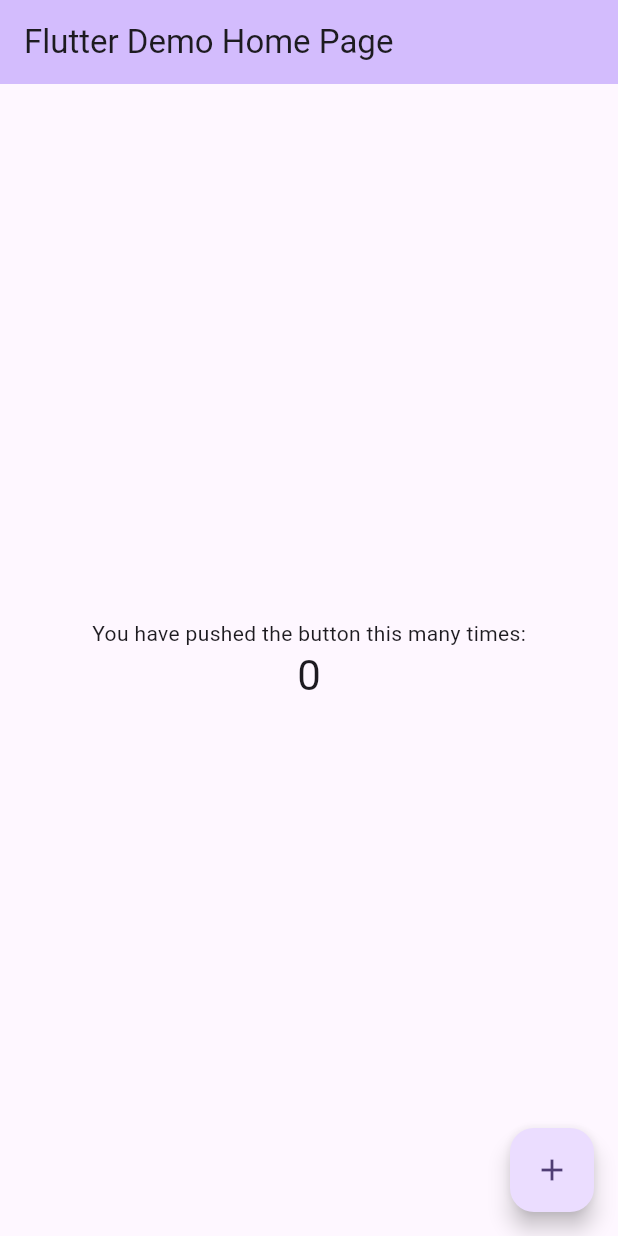
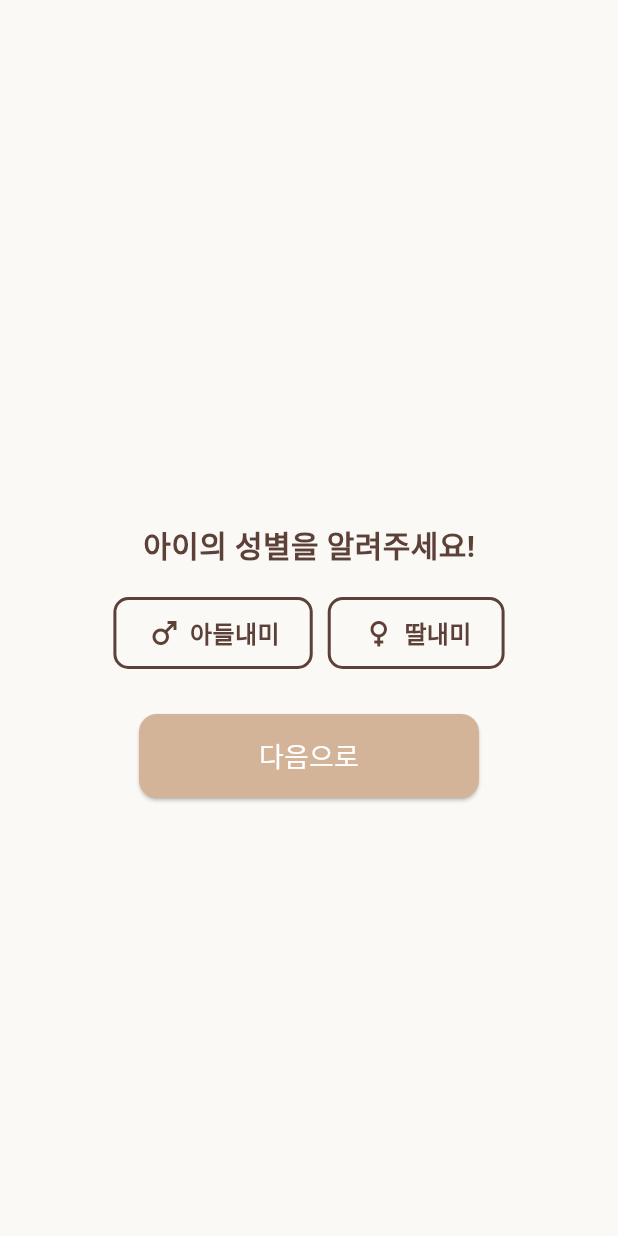
Before and after one commit to CreatorSean/Doggy_Sense, a Flutter app: the screen it shows after launch, on a phone screen of 412 x 824 dp. Run offline on Flutter 3.47's test engine with Material 3 defaults, Android fonts, the phone set to English and light mode, and no system bars.

Commit message:
add : defualt setting

```diff
--- a/doggy_sense/lib/main.dart
+++ b/doggy_sense/lib/main.dart
@@ -7,119 +7,148 @@
 class MyApp extends StatelessWidget {
   const MyApp({super.key});
 
-  // This widget is the root of your application.
   @override
   Widget build(BuildContext context) {
-    return MaterialApp(
-      title: 'Flutter Demo',
-      theme: ThemeData(
-        // This is the theme of your application.
-        //
-        // TRY THIS: Try running your application with "flutter run". You'll see
-        // the application has a purple toolbar. Then, without quitting the app,
-        // try changing the seedColor in the colorScheme below to Colors.green
-        // and then invoke "hot reload" (save your changes or press the "hot
-        // reload" button in a Flutter-supported IDE, or press "r" if you used
-        // the command line to start the app).
-        //
-        // Notice that the counter didn't reset back to zero; the application
-        // state is not lost during the reload. To reset the state, use hot
-        // restart instead.
-        //
-        // This works for code too, not just values: Most code changes can be
-        // tested with just a hot reload.
-        colorScheme: ColorScheme.fromSeed(seedColor: Colors.deepPurple),
-        useMaterial3: true,
-      ),
-      home: const MyHomePage(title: 'Flutter Demo Home Page'),
+    return const MaterialApp(
+      home: GenderSelectionScreen(),
     );
   }
 }
 
-class MyHomePage extends StatefulWidget {
-  const MyHomePage({super.key, required this.title});
-
-  // This widget is the home page of your application. It is stateful, meaning
-  // that it has a State object (defined below) that contains fields that affect
-  // how it looks.
-
-  // This class is the configuration for the state. It holds the values (in this
-  // case the title) provided by the parent (in this case the App widget) and
-  // used by the build method of the State. Fields in a Widget subclass are
-  // always marked "final".
-
-  final String title;
+class GenderSelectionScreen extends StatefulWidget {
+  const GenderSelectionScreen({super.key});
 
   @override
-  State<MyHomePage> createState() => _MyHomePageState();
+  _GenderSelectionScreenState createState() => _GenderSelectionScreenState();
 }
 
-class _MyHomePageState extends State<MyHomePage> {
-  int _counter = 0;
-
-  void _incrementCounter() {
-    setState(() {
-      // This call to setState tells the Flutter framework that something has
-      // changed in this State, which causes it to rerun the build method below
-      // so that the display can reflect the updated values. If we changed
-      // _counter without calling setState(), then the build method would not be
-      // called again, and so nothing would appear to happen.
-      _counter++;
-    });
-  }
+class _GenderSelectionScreenState extends State<GenderSelectionScreen> {
+  String? selectedGender;
 
   @override
   Widget build(BuildContext context) {
-    // This method is rerun every time setState is called, for instance as done
-    // by the _incrementCounter method above.
-    //
-    // The Flutter framework has been optimized to make rerunning build methods
-    // fast, so that you can just rebuild anything that needs updating rather
-    // than having to individually change instances of widgets.
     return Scaffold(
       appBar: AppBar(
-        // TRY THIS: Try changing the color here to a specific color (to
-        // Colors.amber, perhaps?) and trigger a hot reload to see the AppBar
-        // change color while the other colors stay the same.
-        backgroundColor: Theme.of(context).colorScheme.inversePrimary,
-        // Here we take the value from the MyHomePage object that was created by
-        // the App.build method, and use it to set our appbar title.
-        title: Text(widget.title),
+        backgroundColor: Colors.transparent,
+        elevation: 0,
       ),
-      body: Center(
-        // Center is a layout widget. It takes a single child and positions it
-        // in the middle of the parent.
+      backgroundColor: const Color(0xFFFAF9F6), // Warm White background
+      body: Padding(
+        padding: const EdgeInsets.all(16.0),
         child: Column(
-          // Column is also a layout widget. It takes a list of children and
-          // arranges them vertically. By default, it sizes itself to fit its
-          // children horizontally, and tries to be as tall as its parent.
-          //
-          // Column has various properties to control how it sizes itself and
-          // how it positions its children. Here we use mainAxisAlignment to
-          // center the children vertically; the main axis here is the vertical
-          // axis because Columns are vertical (the cross axis would be
-          // horizontal).
-          //
-          // TRY THIS: Invoke "debug painting" (choose the "Toggle Debug Paint"
-          // action in the IDE, or press "p" in the console), to see the
-          // wireframe for each widget.
           mainAxisAlignment: MainAxisAlignment.center,
-          children: <Widget>[
+          children: [
             const Text(
-              'You have pushed the button this many times:',
+              '아이의 성별을 알려주세요!',
+              style: TextStyle(
+                fontSize: 20,
+                fontWeight: FontWeight.bold,
+                color: Color(0xFF5D4037), // 고급스럽고 따뜻한 색감의 텍스트
+              ),
             ),
-            Text(
-              '$_counter',
-              style: Theme.of(context).textTheme.headlineMedium,
+            const SizedBox(height: 20),
+            Row(
+              mainAxisAlignment: MainAxisAlignment.center,
+              children: [
+                // 아들내미 버튼
+                GenderButton(
+                  label: '아들내미',
+                  icon: Icons.male, // 남성 아이콘
+                  isSelected: selectedGender == '아들내미',
+                  onTap: () {
+                    setState(() {
+                      selectedGender = '아들내미';
+                    });
+                  },
+                ),
+                const SizedBox(width: 10),
+                // 딸내미 버튼
+                GenderButton(
+                  label: '딸내미',
+                  icon: Icons.female, // 여성 아이콘
+                  isSelected: selectedGender == '딸내미',
+                  onTap: () {
+                    setState(() {
+                      selectedGender = '딸내미';
+                    });
+                  },
+                ),
+              ],
+            ),
+            const SizedBox(height: 30),
+            // 다음으로 버튼
+            ElevatedButton(
+              onPressed: () {},
+              style: ElevatedButton.styleFrom(
+                backgroundColor: const Color(0xFFD4B499), // 샴페인 골드 버튼 색상
+                padding:
+                    const EdgeInsets.symmetric(horizontal: 80, vertical: 15),
+                shape: RoundedRectangleBorder(
+                  borderRadius: BorderRadius.circular(12), // 둥근 모서리
+                ),
+              ),
+              child: const Text(
+                '다음으로',
+                style: TextStyle(
+                  color: Colors.white,
+                  fontSize: 18,
+                ),
+              ),
             ),
           ],
         ),
       ),
-      floatingActionButton: FloatingActionButton(
-        onPressed: _incrementCounter,
-        tooltip: 'Increment',
-        child: const Icon(Icons.add),
-      ), // This trailing comma makes auto-formatting nicer for build methods.
     );
   }
 }
+
+// 성별 선택 버튼
+class GenderButton extends StatelessWidget {
+  final String label;
+  final IconData icon;
+  final bool isSelected;
+  final VoidCallback onTap;
+
+  const GenderButton({
+    super.key,
+    required this.label,
+    required this.icon,
+    required this.isSelected,
+    required this.onTap,
+  });
+
+  @override
+  Widget build(BuildContext context) {
+    return GestureDetector(
+      onTap: onTap,
+      child: Container(
+        decoration: BoxDecoration(
+          color: isSelected ? Colors.brown[100] : Colors.transparent,
+          borderRadius: BorderRadius.circular(10),
+          border: Border.all(
+            color: Colors.brown[700]!, // 경계선 색상
+            width: 2,
+          ),
+        ),
+        padding: const EdgeInsets.symmetric(vertical: 10, horizontal: 20),
+        child: Row(
+          children: [
+            Icon(
+              icon,
+              color: Colors.brown[700],
+            ),
+            const SizedBox(width: 5),
+            Text(
+              label,
+              style: TextStyle(
+                fontSize: 16,
+                fontWeight: FontWeight.bold,
+                color: Colors.brown[700],
+              ),
+            ),
+          ],
+        ),
+      ),
+    );
+  }
+}
```
Also changed, not shown: doggy_sense/lib/common/constants/gaps.dart (added, +71 -0 lines), doggy_sense/lib/common/constants/sizes.dart (added, +34 -0 lines), doggy_sense/lib/router.dart (added), 3 other files.
